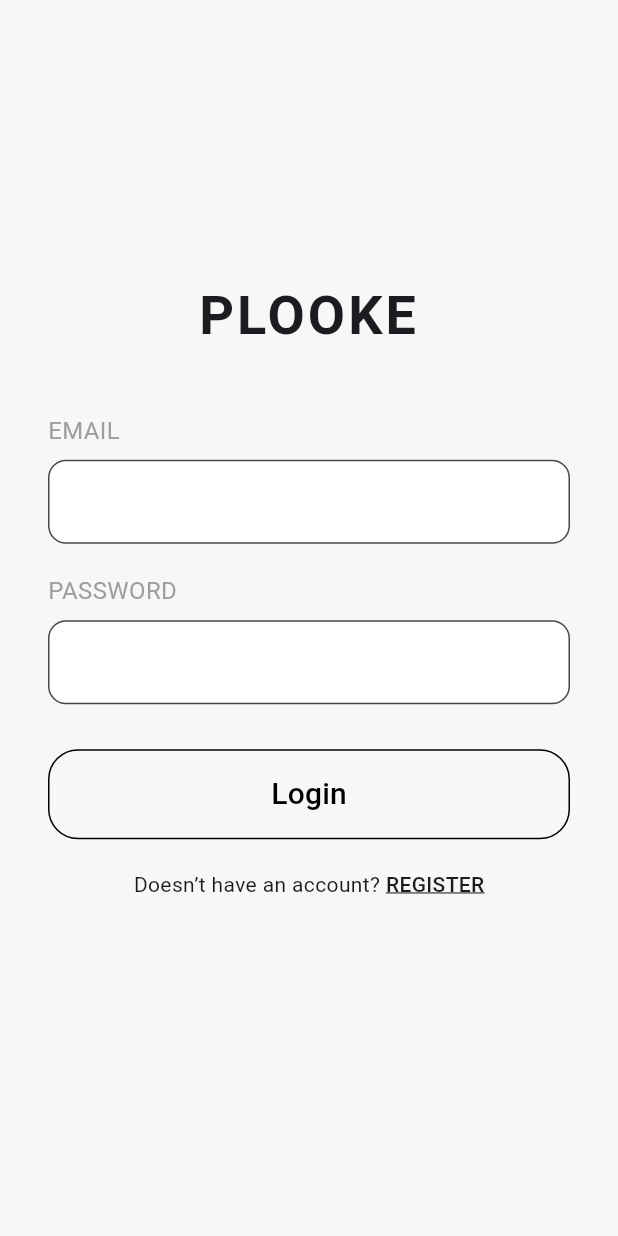
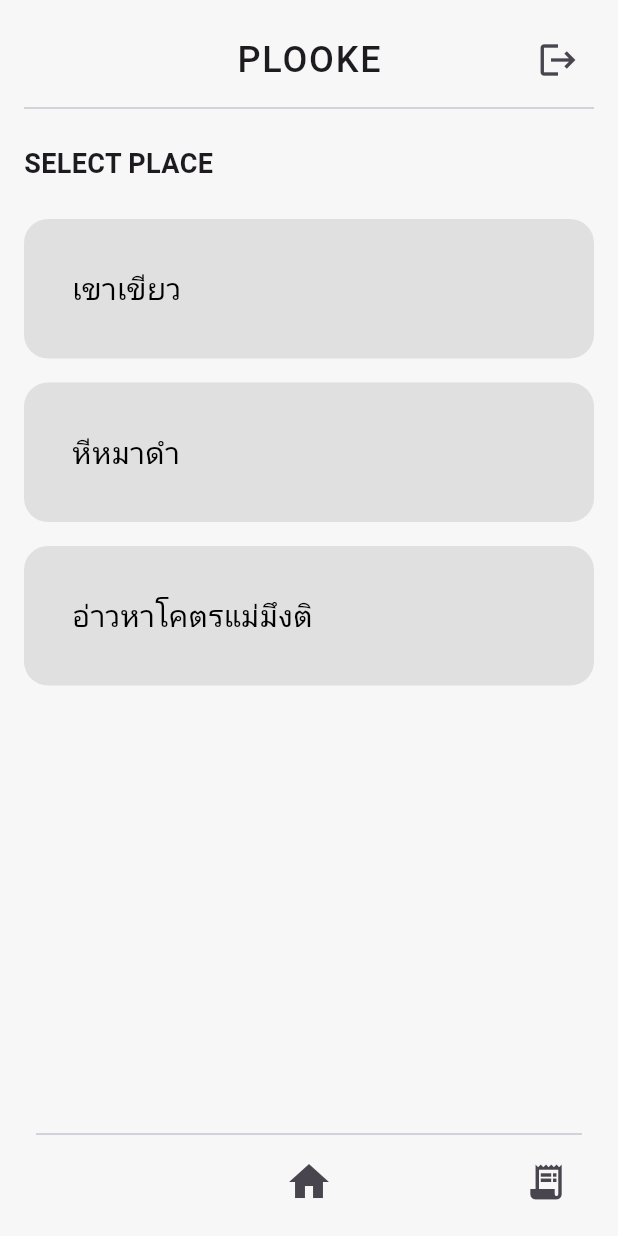
Before and after one commit to beoseu/plooke_g15-intproj-client, a Flutter app: the screen it shows after launch, on a phone screen of 412 x 824 dp. Run offline on Flutter 3.47's test engine with Material 3 defaults, Android fonts, the phone set to English and light mode, and no system bars.

Commit message:
home-select-ui

```diff
--- a/frontend/lib/components/header.dart
+++ b/frontend/lib/components/header.dart
@@ -0,0 +1,50 @@
+import 'package:flutter/material.dart';
+
+class Header extends StatelessWidget {
+  const Header({super.key});
+
+  @override
+  Widget build(BuildContext context) {
+    return Column(
+      children: [
+        Padding(
+          padding: const EdgeInsets.only(top: 16.0, left: 16.0, right: 16.0),
+          child: SizedBox(
+            height: 48,
+            width: double.infinity,
+            child: Stack(
+              children: [
+                // Centered title
+                Align(
+                  alignment: Alignment.center,
+                  child: Text(
+                    'PLOOKE',
+                    style: TextStyle(
+                      fontSize: 24,
+                      fontWeight: FontWeight.w500,
+                      letterSpacing: 1.2,
+                    ),
+                  ),
+                ),
+                // Right-aligned logout icon
+                Align(
+                  alignment: Alignment.centerRight,
+                  child: IconButton(
+                    onPressed: () {
+                      // Add logout logic here
+                    },
+                    icon: Icon(Icons.logout, size: 28),
+                  ),
+                ),
+              ],
+            ),
+          ),
+        ),
+        Padding(
+          padding: const EdgeInsets.symmetric(horizontal: 16.0),
+          child: const Divider(thickness: 1),
+        ),
+      ],
+    );
+  }
+}
--- a/frontend/lib/components/navbar.dart
+++ b/frontend/lib/components/navbar.dart
@@ -0,0 +1,61 @@
+import 'package:flutter/material.dart';
+import 'package:frontend/pages/user/homepage.dart';
+
+class NavBar extends StatelessWidget {
+  const NavBar({super.key});
+
+  bool _isCurrentRouteHome(BuildContext context) {
+    final route = ModalRoute.of(context);
+    return route?.settings.name == '/home';
+  }
+
+  @override
+  Widget build(BuildContext context) {
+    return Container(
+      padding: const EdgeInsets.symmetric(horizontal: 24, vertical: 12),
+      child: Column(
+        mainAxisSize: MainAxisSize.min,
+        children: [
+          const Divider(thickness: 1),
+          SizedBox(
+            height: 48,
+            width: double.infinity,
+            child: Stack(
+              children: [
+                // Home icon centered
+                Align(
+                  alignment: Alignment.center,
+                  child: IconButton(
+                    onPressed: () {
+                      // Prevent pushing if already on HomePage
+                      if (!_isCurrentRouteHome(context)) {
+                        Navigator.pushReplacement(
+                          context,
+                          MaterialPageRoute(
+                            settings: const RouteSettings(name: '/home'),
+                            builder: (context) => const HomePage(),
+                          ),
+                        );
+                      }
+                    },
+                    icon: const Icon(Icons.home, size: 32),
+                  ),
+                ),
+                // Receipt icon on right
+                Align(
+                  alignment: Alignment.centerRight,
+                  child: IconButton(
+                    onPressed: () {
+                      // Navigate to receipt/history
+                    },
+                    icon: const Icon(Icons.receipt_long, size: 28),
+                  ),
+                ),
+              ],
+            ),
+          ),
+        ],
+      ),
+    );
+  }
+}
--- a/frontend/lib/components/user/place_card.dart
+++ b/frontend/lib/components/user/place_card.dart
@@ -0,0 +1,37 @@
+import 'package:flutter/material.dart';
+
+class PlaceCard extends StatelessWidget {
+  final String title;
+  final VoidCallback? onTap;
+
+  const PlaceCard({super.key, required this.title, this.onTap});
+
+  @override
+  Widget build(BuildContext context) {
+    return Padding(
+      padding: const EdgeInsets.symmetric(vertical: 8.0),
+      child: Material(
+        color: Colors.grey[300],
+        borderRadius: BorderRadius.circular(16),
+        child: InkWell(
+          onTap: onTap,
+          borderRadius: BorderRadius.circular(16),
+          splashColor: Colors.black12,
+          highlightColor: Colors.black12,
+          child: Container(
+            width: double.infinity,
+            padding: const EdgeInsets.all(32),
+            child: Text(
+              title,
+              style: const TextStyle(
+                fontSize: 20,
+                fontWeight: FontWeight.w400,
+                color: Colors.black,
+              ),
+            ),
+          ),
+        ),
+      ),
+    );
+  }
+}
--- a/frontend/lib/main.dart
+++ b/frontend/lib/main.dart
@@ -1,13 +1,18 @@
 import 'package:flutter/material.dart';
-import 'package:frontend/pages/auth/signin.dart';
+import 'package:frontend/pages/user/homepage.dart';
 
 void main() {
-  runApp(MyApp());
+  runApp(const MyApp());
 }
 
 class MyApp extends StatelessWidget {
+  const MyApp({super.key});
+
   @override
   Widget build(BuildContext context) {
-    return MaterialApp(home: SignInPage());
+    return MaterialApp(
+      theme: ThemeData(scaffoldBackgroundColor: Color(0xFFF7F7F7)),
+      home: Scaffold(body: HomePage()),
+    );
   }
 }
--- /dev/null
+++ b/frontend/lib/pages/layout.dart
@@ -0,0 +1,32 @@
+import 'package:flutter/material.dart';
+import 'package:frontend/components/header.dart';
+import 'package:frontend/components/navbar.dart';
+
+class Layout extends StatelessWidget {
+  final Widget child;
+  final bool showHeader;
+  final bool showNav;
+
+  const Layout({
+    super.key,
+    required this.child,
+    this.showHeader = true,
+    this.showNav = true,
+  });
+
+  @override
+  Widget build(BuildContext context) {
+    return Scaffold(
+      backgroundColor: const Color(0xFFF7F7F7),
+      body: SafeArea(
+        child: Column(
+          children: [
+            if (showHeader) const Header(),
+            Expanded(child: child),
+            if (showNav) const NavBar(),
+          ],
+        ),
+      ),
+    );
+  }
+}
--- a/frontend/lib/pages/user/homepage.dart
+++ b/frontend/lib/pages/user/homepage.dart
@@ -0,0 +1,38 @@
+import 'package:flutter/material.dart';
+import 'package:frontend/pages/layout.dart';
+import 'package:frontend/components/user/place_card.dart';
+import 'package:frontend/pages/user/selectpage.dart';
+
+class HomePage extends StatelessWidget {
+  const HomePage({super.key});
+
+  @override
+  Widget build(BuildContext context) {
+    return Layout(
+      child: Padding(
+        padding: const EdgeInsets.all(16.0),
+        child: Column(
+          crossAxisAlignment: CrossAxisAlignment.start,
+          children: [
+            const Text(
+              'SELECT PLACE',
+              style: TextStyle(fontSize: 18, fontWeight: FontWeight.w600),
+            ),
+            const SizedBox(height: 16),
+            PlaceCard(
+              title: 'เขาเขียว',
+              onTap: () {
+                Navigator.push(
+                  context,
+                  MaterialPageRoute(builder: (context) => const SelectPage()),
+                );
+              },
+            ),
+            PlaceCard(title: 'หีหมาดำ', onTap: () {}),
+            PlaceCard(title: 'อ่าวหาโคตรแม่มึงติ', onTap: () {}),
+          ],
+        ),
+      ),
+    );
+  }
+}
```
Also changed, not shown: frontend/lib/pages/user/selectpage.dart (+102 -0 lines).
